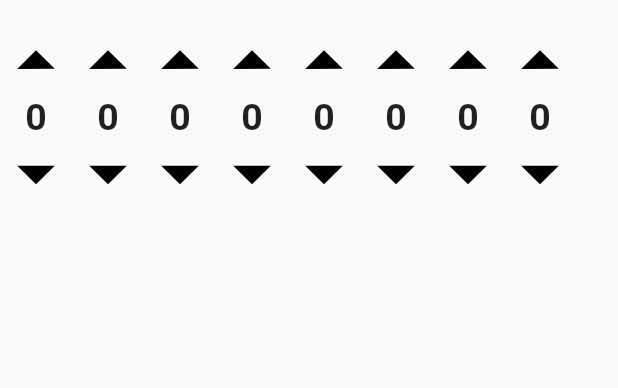
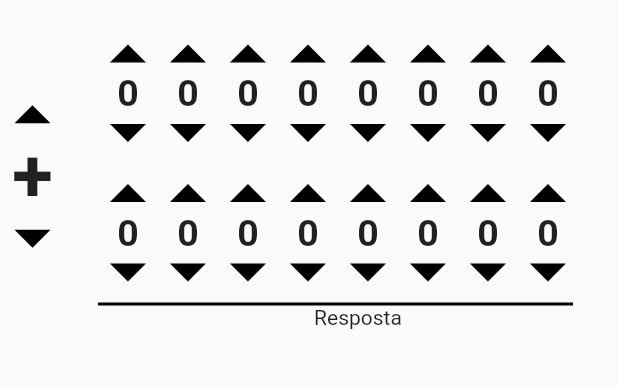
Before and after one commit to github-carlos/binary_calculator, a Flutter app: the screen it shows after launch, on a phone screen of 412 x 824 dp, the part 77-465 px from its top. Run offline on Flutter 3.47's test engine with Material 2 defaults, Android fonts, the phone set to English and light mode, and no system bars; our stand-ins replace flutter_svg.

Commit message:
Saving progress

```diff
--- a/lib/pages/home/home.dart
+++ b/lib/pages/home/home.dart
@@ -1,4 +1,6 @@
 import 'package:binary_calculator/pages/home/widgets/binaryNumberSelector.dart';
+import 'package:binary_calculator/pages/home/widgets/operatorSelector.dart';
+import 'package:binary_calculator/services/binary_calculator.dart';
 import 'package:flutter/material.dart';
 
 class HomePage extends StatefulWidget {
@@ -28,9 +30,38 @@ class _HomePageState extends State<HomePage> {
                 ),
               ),
             ),
-            BinaryNumberSelector(initBinaryNumber: '00000000', onNumberChange: (String binaryNumber) {
-              print('first binary number $binaryNumber');
-            },),
+            Row(
+              mainAxisAlignment: MainAxisAlignment.center,
+              children: [
+                Padding(
+                  padding: const EdgeInsets.only(left: 8.0),
+                  child: OperatorSelector(operator: BinaryCalculatorOperation.sum, onOperationChange: (newOperator) {
+                    print('novo operador $newOperator');
+                  }),
+                ),
+                SizedBox(
+                  width: 30,
+                ),
+                Expanded(
+                  child: Column(
+                    children: [
+                      BinaryNumberSelector(initBinaryNumber: '00000000', onNumberChange: (String binaryNumber) {
+                        print('first binary number $binaryNumber');
+                      },),
+                      BinaryNumberSelector(initBinaryNumber: '00000000', onNumberChange: (String binaryNumber) {
+                        print('second binary number $binaryNumber');
+                      },),
+                      Container(
+                        margin: EdgeInsets.only(right: 30),
+                        height: 2,
+                        color: Colors.black,
+                      ),
+                      Text('Resposta')
+                   ]
+                  ),
+                )
+              ],
+            )
           ],
         ),
       ),
--- /dev/null
+++ b/lib/pages/home/widgets/arrowButton.dart
@@ -0,0 +1,28 @@
+import 'package:flutter/material.dart';
+import 'package:flutter_svg/svg.dart';
+
+enum ArrowButtonDirection {
+  up,
+  down
+}
+
+class ArrowButton extends StatelessWidget {
+  final Function onPressed;
+  final ArrowButtonDirection direction;
+
+  ArrowButton({@required this.onPressed, @required this.direction });
+  @override
+  Widget build(BuildContext context) {
+    return IconButton(
+      padding: EdgeInsets.zero,
+      constraints: BoxConstraints(),
+      onPressed: onPressed,
+      icon: direction == ArrowButtonDirection.up ? Transform.rotate(
+          angle: 3.14,
+          child: SvgPicture.asset(
+            'assets/icons/arrow.svg',
+            width: 25,
+          )) : SvgPicture.asset('assets/icons/arrow.svg', width: 25),
+    );
+  }
+}
--- a/lib/pages/home/widgets/binaryNumberSelector.dart
+++ b/lib/pages/home/widgets/binaryNumberSelector.dart
@@ -1,3 +1,4 @@
+import 'package:binary_calculator/pages/home/widgets/arrowButton.dart';
 import 'package:flutter/material.dart';
 import 'package:flutter_svg/flutter_svg.dart';
 
@@ -6,6 +7,7 @@ class BinaryNumberSelector extends StatefulWidget {
   final Function onNumberChange;
   BinaryNumberSelector(
       {@required this.initBinaryNumber, @required this.onNumberChange}) {
+
     _validateInitialNumber();
   }
 
@@ -31,17 +33,20 @@ class _BinaryNumberSelectorState extends State<BinaryNumberSelector> {
     splitedStringNumber = widget.initBinaryNumber.split('');
   }
 
-  List<Number> buildNumbersWidgets() {
-   List<Number> numbersWidgets = [];
+  List<Widget> buildNumbersWidgets() {
+   List<Widget> numbersWidgets = [];
 
    splitedStringNumber.asMap().forEach((int index, String number) {
-     numbersWidgets.add(Number(
+     numbersWidgets.add(Padding(
+       padding: const EdgeInsets.all(8.0),
+       child: Number(
          number: number,
          onNumberChange: (newNumber) {
            splitedStringNumber[index] = newNumber;
            final newBinaryNumber = splitedStringNumber.join('');
            widget.onNumberChange(newBinaryNumber);
          },
+       ),
      ));
    });
 
@@ -70,34 +75,24 @@ class _NumberState extends State<Number> {
   @override
   Widget build(BuildContext context) {
     return Column(
+      crossAxisAlignment: CrossAxisAlignment.center,
       children: [
-        IconButton(
-          onPressed: () {
+        ArrowButton(onPressed: () {
           setState(() {
             widget.number = '1';
             widget.onNumberChange('1');
           });
-          },
-          icon: Transform.rotate(
-              angle: 3.14,
-              child: SvgPicture.asset(
-                'assets/icons/arrow.svg',
-                width: 25,
-              )),
-        ),
+        }, direction: ArrowButtonDirection.up),
         Text(
           widget.number,
           style: TextStyle(fontSize: 25, fontWeight: FontWeight.bold),
         ),
-        IconButton(
-          onPressed: () {
+        ArrowButton(onPressed: () {
           setState(() {
             widget.number = '0';
             widget.onNumberChange('0');
           });
-          },
-          icon: SvgPicture.asset('assets/icons/arrow.svg', width: 25),
-        ),
+        }, direction: ArrowButtonDirection.down)
       ],
     );
   }
--- /dev/null
+++ b/lib/pages/home/widgets/operatorSelector.dart
@@ -0,0 +1,35 @@
+import 'package:binary_calculator/pages/home/widgets/arrowButton.dart';
+import 'package:flutter/material.dart';
+import 'package:binary_calculator/services/binary_calculator.dart';
+
+class OperatorSelector extends StatefulWidget {
+  final BinaryCalculatorOperation operator;
+  final Function onOperationChange;
+  OperatorSelector({@required this.operator, @required this.onOperationChange});
+  @override
+  _OperatorSelectorState createState() => _OperatorSelectorState();
+}
+
+class _OperatorSelectorState extends State<OperatorSelector> {
+  Map<BinaryCalculatorOperation, String> operatorsLabel = {
+    BinaryCalculatorOperation.sum: '+',
+    BinaryCalculatorOperation.minus: '-',
+    BinaryCalculatorOperation.multiply: '*',
+    BinaryCalculatorOperation.divide: '/',
+    BinaryCalculatorOperation.module: '%'
+  };
+  @override
+  Widget build(BuildContext context) {
+    return Column(
+      crossAxisAlignment: CrossAxisAlignment.center,
+      children: [
+        ArrowButton(onPressed: () {}, direction: ArrowButtonDirection.up,),
+        Text(
+          operatorsLabel[widget.operator],
+          style: TextStyle(fontSize: 50, fontWeight: FontWeight.bold),
+        ),
+        ArrowButton(onPressed: () {}, direction: ArrowButtonDirection.down,),
+      ],
+    );
+  }
+}
--- a/lib/services/binary_calculator.dart
+++ b/lib/services/binary_calculator.dart
@@ -6,6 +6,7 @@ enum BinaryCalculatorOperation {
   module
 }
 
+// print('binario em decimal ${int.parse(initBinaryNumber, radix=2)}')
 class BinaryCalculator {
   static String calculate(BinaryCalculatorOperation operator, String firstBinaryNumber, String secondBinaryNumber) {
     print('Doing binary calculations');
```
Lines whose indentation alone changed are shown as unchanged.
